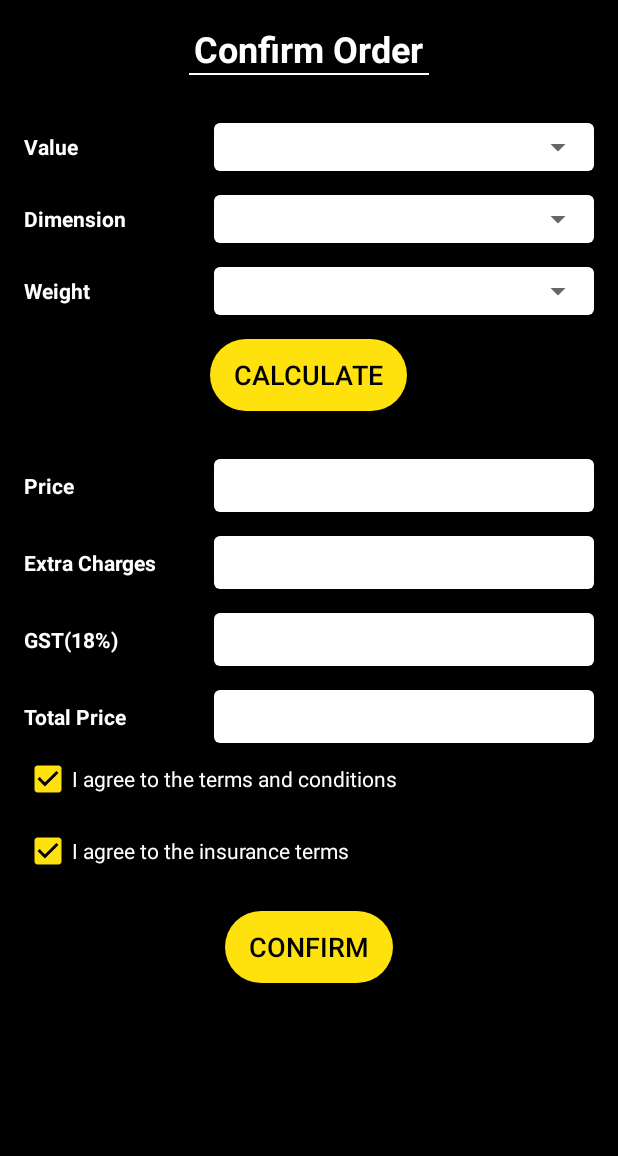
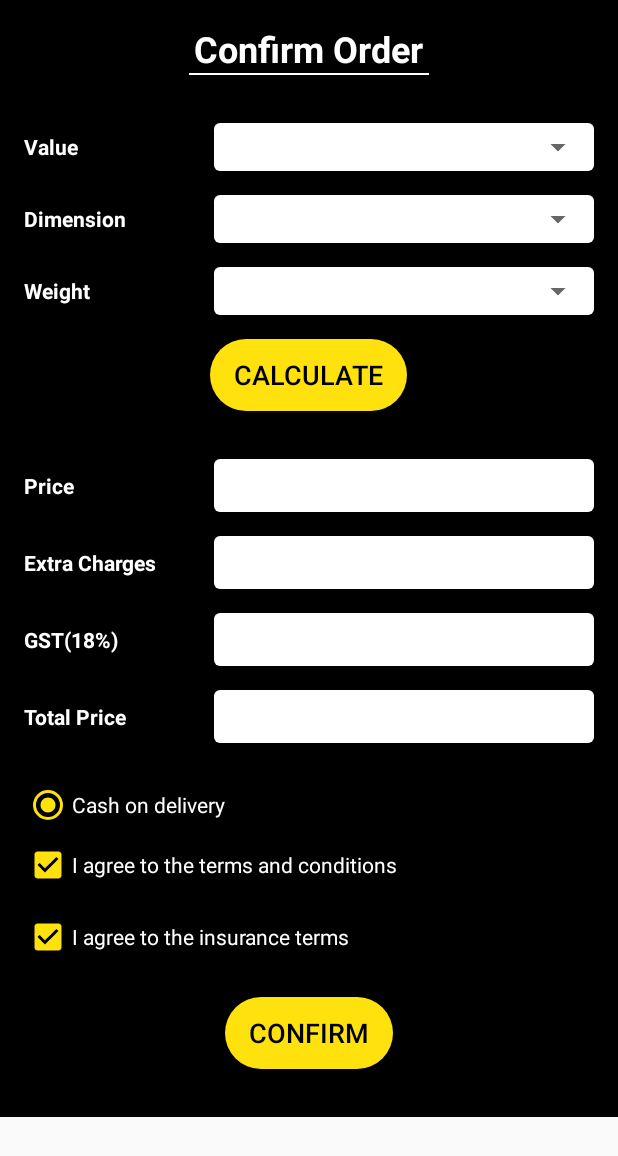
Before and after one commit to Dummyurl/Ewignta, an Android app: the layout fragment_confirm_order.xml on its own in the app's theme, with its tools: preview values and no code run, on a phone screen of 412 x 824 dp. Shown: the top 1156 px of the screen. Run offline under Robolectric (Android 15) with nearby library versions, the phone set to English and light mode, and no system bars.

```diff
--- a/app/src/main/java/ewingta/domesticlogistic/models/PriceResponse.java
+++ b/app/src/main/java/ewingta/domesticlogistic/models/PriceResponse.java
@@ -1,6 +1,4 @@
 package ewingta.domesticlogistic.models;
-
-import java.util.List;
 
 public class PriceResponse {
     private String price;
--- a/app/src/main/res/layout/fragment_confirm_order.xml
+++ b/app/src/main/res/layout/fragment_confirm_order.xml
@@ -5,15 +5,24 @@
     android:clickable="true"
     android:focusable="true">
 
-    <LinearLayout
+    <ScrollView
         android:layout_width="match_parent"
         android:layout_height="match_parent"
         android:layout_alignParentStart="true"
         android:layout_alignParentTop="true"
+        android:fitsSystemWindows="true"
+        android:scrollbars="vertical"
+        android:layout_alignParentLeft="true">
+
+        <LinearLayout
+            android:layout_width="match_parent"
+            android:layout_height="match_parent"
+            android:layout_alignParentLeft="true"
+            android:layout_alignParentStart="true"
+            android:layout_alignParentTop="true"
             android:background="@android:color/black"
             android:orientation="vertical"
-        android:padding="@dimen/margin16dp"
-        android:layout_alignParentLeft="true">
+            android:padding="@dimen/margin16dp">
 
             <TextView
                 android:layout_width="wrap_content"
@@ -152,12 +161,12 @@
                     <Spinner
                         android:id="@+id/spinner_weights"
                         android:layout_width="match_parent"
-                    android:layout_height="wrap_content" />
+                        android:layout_height="wrap_content"
+                        android:autofillHints="@string/select_weight" />
 
                 </RelativeLayout>
 
             </LinearLayout>
-
 
 
             <RelativeLayout
@@ -214,6 +223,7 @@
 
 
             </LinearLayout>
+
             <LinearLayout
                 android:layout_width="match_parent"
                 android:layout_height="wrap_content"
@@ -244,6 +254,7 @@
 
 
             </LinearLayout>
+
             <LinearLayout
                 android:layout_width="match_parent"
                 android:layout_height="wrap_content"
@@ -274,6 +285,7 @@
 
 
             </LinearLayout>
+
             <LinearLayout
                 android:layout_width="match_parent"
                 android:layout_height="wrap_content"
@@ -304,6 +316,20 @@
 
 
             </LinearLayout>
+
+
+            <View
+                android:layout_width="wrap_content"
+                android:layout_height="25dp"/>
+
+            <RadioButton
+                android:id="@+id/rb_cash_delviery"
+                android:layout_width="wrap_content"
+                android:layout_height="wrap_content"
+                android:checked="true"
+                android:shadowColor="@android:color/white"
+                android:text="Cash on delivery"
+                android:textColor="@android:color/white" />
 
             <android.support.v7.widget.AppCompatCheckBox
                 android:layout_width="match_parent"
@@ -350,6 +376,7 @@
                     android:layout_centerInParent="true" />
             </RelativeLayout>
         </LinearLayout>
+    </ScrollView>
 
         <RelativeLayout
             android:id="@+id/rl_progress"
@@ -369,4 +396,6 @@
         </RelativeLayout>
 
 
+
+
 </RelativeLayout>
--- a/app/src/main/res/values/strings.xml
+++ b/app/src/main/res/values/strings.xml
@@ -142,5 +142,6 @@
     <string name="base_price">Price</string>
     <string name="extra_charges">Extra Charges</string>
     <string name="gst">GST(18%)</string>
+    <string name="select_the_weight">Select Weight</string>
 
 </resources>
```
Also changed, not shown: app/src/main/java/ewingta/domesticlogistic/adapter/WeightAdapter.java (+7 -0 lines), app/src/main/java/ewingta/domesticlogistic/fragment/ConfirmOrderFragment.java (+14 -9 lines), app/src/main/java/ewingta/domesticlogistic/models/Weight.java (+19 -2 lines). Lines whose indentation alone changed are shown as unchanged.
